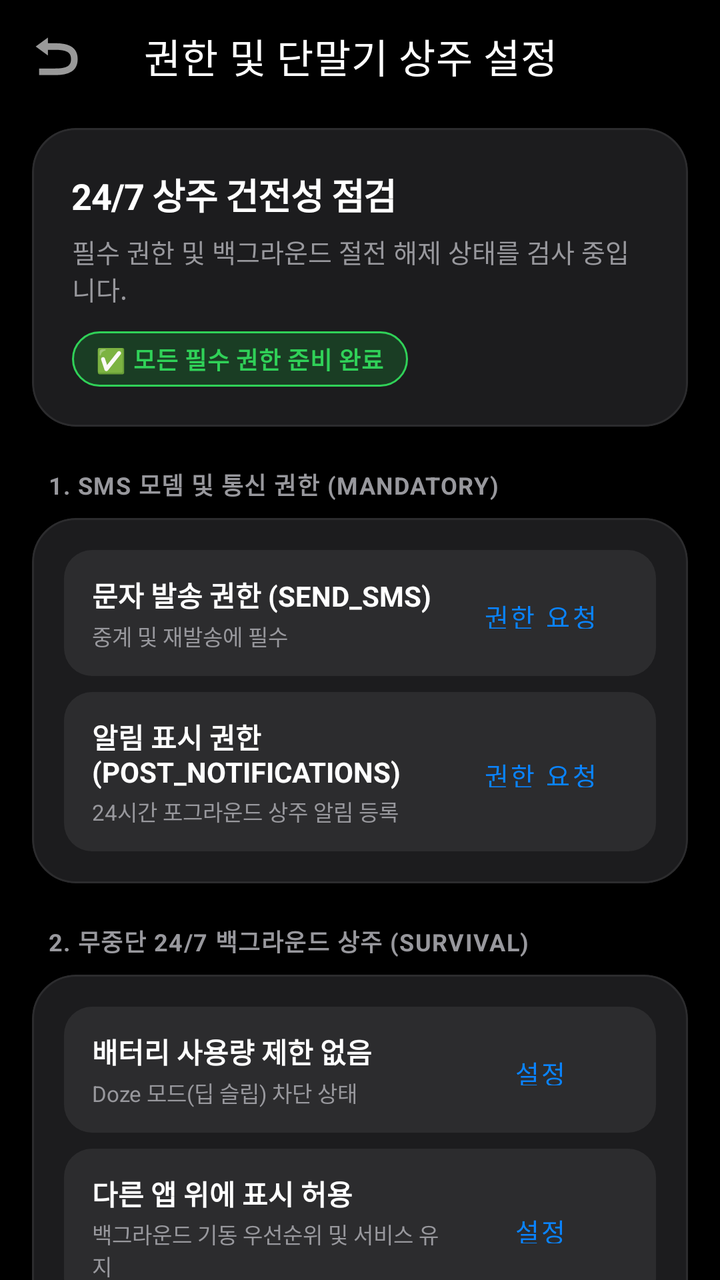
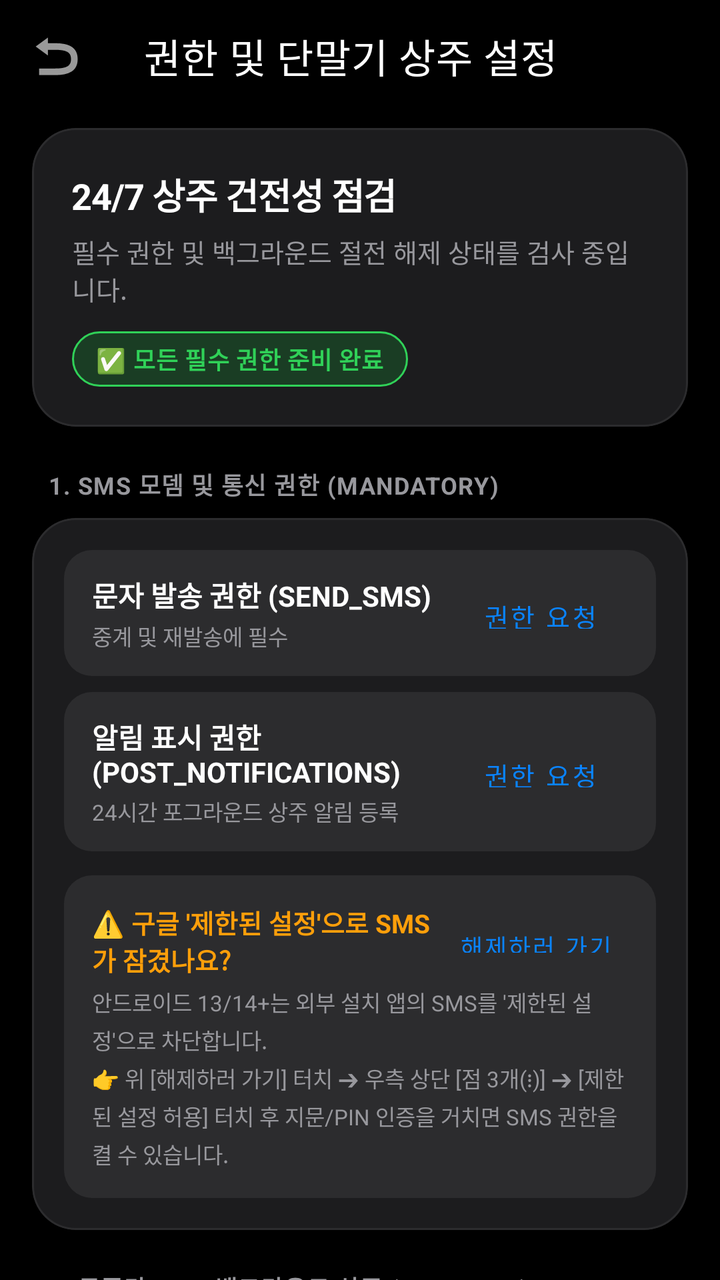

An Android layout rendered at two revisions. The XML below is the earlier revision; the diff shows what the commit changed to produce the second picture.
<!-- AndroidManifest.xml: application theme Theme.HiDormSMS -->
<!-- res/layout/activity_permissions.xml -->
<?xml version="1.0" encoding="utf-8"?>
<LinearLayout xmlns:android="http://schemas.android.com/apk/res/android"
    xmlns:app="http://schemas.android.com/apk/res-auto"
    android:layout_width="match_parent"
    android:layout_height="match_parent"
    android:background="@color/apple_black"
    android:orientation="vertical">

    
    <com.google.android.material.appbar.AppBarLayout
        android:layout_width="match_parent"
        android:layout_height="wrap_content"
        android:background="@color/apple_black"
        app:elevation="0dp">

        <com.google.android.material.appbar.MaterialToolbar
            android:id="@+id/toolbar"
            android:layout_width="match_parent"
            android:layout_height="?attr/actionBarSize"
            android:background="@color/apple_black"
            app:navigationIcon="@android:drawable/ic_menu_revert"
            app:title="권한 및 단말기 상주 설정"
            app:titleTextColor="@color/apple_label_primary" />
    </com.google.android.material.appbar.AppBarLayout>

    <androidx.core.widget.NestedScrollView
        android:layout_width="match_parent"
        android:layout_height="match_parent"
        android:clipToPadding="false"
        android:paddingBottom="36dp">

        <LinearLayout
            android:layout_width="match_parent"
            android:layout_height="wrap_content"
            android:orientation="vertical"
            android:paddingHorizontal="16dp"
            android:paddingTop="8dp">

            
            <com.google.android.material.card.MaterialCardView
                android:layout_width="match_parent"
                android:layout_height="wrap_content"
                android:layout_marginBottom="20dp"
                app:cardBackgroundColor="@color/apple_dark_card"
                app:cardCornerRadius="22dp"
                app:cardElevation="0dp"
                app:strokeColor="@color/apple_glass_stroke"
                app:strokeWidth="1dp">

                <LinearLayout
                    android:layout_width="match_parent"
                    android:layout_height="wrap_content"
                    android:orientation="vertical"
                    android:padding="20dp">

                    <TextView
                        android:layout_width="wrap_content"
                        android:layout_height="wrap_content"
                        android:letterSpacing="-0.02"
                        android:text="24/7 상주 건전성 점검"
                        android:textColor="@color/apple_label_primary"
                        android:textSize="18sp"
                        android:textStyle="bold" />

                    <TextView
                        android:id="@+id/tvHealthSummary"
                        android:layout_width="wrap_content"
                        android:layout_height="wrap_content"
                        android:layout_marginTop="6dp"
                        android:text="필수 권한 및 백그라운드 절전 해제 상태를 검사 중입니다."
                        android:textColor="@color/apple_label_secondary"
                        android:textSize="13sp" />

                    <LinearLayout
                        android:id="@+id/layoutOverallBadge"
                        android:layout_width="wrap_content"
                        android:layout_height="wrap_content"
                        android:layout_marginTop="12dp"
                        android:background="@drawable/apple_pill_green"
                        android:gravity="center_vertical"
                        android:paddingHorizontal="12dp"
                        android:paddingVertical="5dp">

                        <TextView
                            android:id="@+id/tvOverallBadgeText"
                            android:layout_width="wrap_content"
                            android:layout_height="wrap_content"
                            android:letterSpacing="0.02"
                            android:text="✅ 모든 필수 권한 준비 완료"
                            android:textColor="@color/apple_green"
                            android:textSize="12sp"
                            android:textStyle="bold" />
                    </LinearLayout>
                </LinearLayout>
            </com.google.android.material.card.MaterialCardView>

            
            <TextView
                android:layout_width="wrap_content"
                android:layout_height="wrap_content"
                android:layout_marginStart="8dp"
                android:layout_marginBottom="8dp"
                android:letterSpacing="0.04"
                android:text="1. SMS 모뎀 및 통신 권한 (MANDATORY)"
                android:textColor="@color/apple_label_secondary"
                android:textSize="12sp"
                android:textStyle="bold" />

            <com.google.android.material.card.MaterialCardView
                android:layout_width="match_parent"
                android:layout_height="wrap_content"
                android:layout_marginBottom="20dp"
                app:cardBackgroundColor="@color/apple_dark_card"
                app:cardCornerRadius="22dp"
                app:cardElevation="0dp"
                app:strokeColor="@color/apple_glass_stroke"
                app:strokeWidth="1dp">

                <LinearLayout
                    android:layout_width="match_parent"
                    android:layout_height="wrap_content"
                    android:orientation="vertical"
                    android:padding="16dp">

                    
                    <LinearLayout
                        android:layout_width="match_parent"
                        android:layout_height="wrap_content"
                        android:background="@drawable/apple_card_inner"
                        android:gravity="center_vertical"
                        android:orientation="horizontal"
                        android:paddingHorizontal="14dp"
                        android:paddingVertical="12dp">

                        <LinearLayout
                            android:layout_width="0dp"
                            android:layout_height="wrap_content"
                            android:layout_weight="1"
                            android:orientation="vertical">

                            <TextView
                                android:layout_width="wrap_content"
                                android:layout_height="wrap_content"
                                android:text="문자 발송 권한 (SEND_SMS)"
                                android:textColor="@color/apple_label_primary"
                                android:textSize="14sp"
                                android:textStyle="bold" />

                            <TextView
                                android:id="@+id/tvSendSmsStatus"
                                android:layout_width="wrap_content"
                                android:layout_height="wrap_content"
                                android:layout_marginTop="2dp"
                                android:text="중계 및 재발송에 필수"
                                android:textColor="@color/apple_label_secondary"
                                android:textSize="11sp" />
                        </LinearLayout>

                        <com.google.android.material.button.MaterialButton
                            android:id="@+id/btnGrantSms"
                            style="@style/Widget.MaterialComponents.Button.TextButton"
                            android:layout_width="wrap_content"
                            android:layout_height="36dp"
                            android:text="권한 요청"
                            android:textColor="@color/apple_blue"
                            android:textSize="13sp" />
                    </LinearLayout>

                    
                    <LinearLayout
                        android:layout_width="match_parent"
                        android:layout_height="wrap_content"
                        android:layout_marginTop="8dp"
                        android:background="@drawable/apple_card_inner"
                        android:gravity="center_vertical"
                        android:orientation="horizontal"
                        android:paddingHorizontal="14dp"
                        android:paddingVertical="12dp">

                        <LinearLayout
                            android:layout_width="0dp"
                            android:layout_height="wrap_content"
                            android:layout_weight="1"
                            android:orientation="vertical">

                            <TextView
                                android:layout_width="wrap_content"
                                android:layout_height="wrap_content"
                                android:text="알림 표시 권한 (POST_NOTIFICATIONS)"
                                android:textColor="@color/apple_label_primary"
                                android:textSize="14sp"
                                android:textStyle="bold" />

                            <TextView
                                android:id="@+id/tvNotificationStatus"
                                android:layout_width="wrap_content"
                                android:layout_height="wrap_content"
                                android:layout_marginTop="2dp"
                                android:text="24시간 포그라운드 상주 알림 등록"
                                android:textColor="@color/apple_label_secondary"
                                android:textSize="11sp" />
                        </LinearLayout>

                        <com.google.android.material.button.MaterialButton
                            android:id="@+id/btnGrantNotification"
                            style="@style/Widget.MaterialComponents.Button.TextButton"
                            android:layout_width="wrap_content"
                            android:layout_height="36dp"
                            android:text="권한 요청"
                            android:textColor="@color/apple_blue"
                            android:textSize="13sp" />
                    </LinearLayout>

                </LinearLayout>
            </com.google.android.material.card.MaterialCardView>

            
            <TextView
                android:layout_width="wrap_content"
                android:layout_height="wrap_content"
                android:layout_marginStart="8dp"
                android:layout_marginBottom="8dp"
                android:letterSpacing="0.04"
                android:text="2. 무중단 24/7 백그라운드 상주 (SURVIVAL)"
                android:textColor="@color/apple_label_secondary"
                android:textSize="12sp"
                android:textStyle="bold" />

            <com.google.android.material.card.MaterialCardView
                android:layout_width="match_parent"
                android:layout_height="wrap_content"
                android:layout_marginBottom="20dp"
                app:cardBackgroundColor="@color/apple_dark_card"
                app:cardCornerRadius="22dp"
                app:cardElevation="0dp"
                app:strokeColor="@color/apple_glass_stroke"
                app:strokeWidth="1dp">

                <LinearLayout
                    android:layout_width="match_parent"
                    android:layout_height="wrap_content"
                    android:orientation="vertical"
                    android:padding="16dp">

                    
                    <LinearLayout
                        android:layout_width="match_parent"
                        android:layout_height="wrap_content"
                        android:background="@drawable/apple_card_inner"
                        android:gravity="center_vertical"
                        android:orientation="horizontal"
                        android:paddingHorizontal="14dp"
                        android:paddingVertical="12dp">

                        <LinearLayout
                            android:layout_width="0dp"
                            android:layout_height="wrap_content"
                            android:layout_weight="1"
                            android:orientation="vertical">

                            <TextView
                                android:layout_width="wrap_content"
                                android:layout_height="wrap_content"
                                android:text="배터리 사용량 제한 없음"
                                android:textColor="@color/apple_label_primary"
                                android:textSize="14sp"
                                android:textStyle="bold" />

                            <TextView
                                android:id="@+id/tvBatteryOptDetail"
                                android:layout_width="wrap_content"
                                android:layout_height="wrap_content"
                                android:layout_marginTop="2dp"
                                android:text="Doze 모드(딥 슬립) 차단 상태"
                                android:textColor="@color/apple_label_secondary"
                                android:textSize="11sp" />
                        </LinearLayout>

                        <com.google.android.material.button.MaterialButton
                            android:id="@+id/btnBatteryOpt"
                            style="@style/Widget.MaterialComponents.Button.TextButton"
                            android:layout_width="wrap_content"
                            android:layout_height="36dp"
                            android:text="설정"
                            android:textColor="@color/apple_blue"
                            android:textSize="13sp" />
                    </LinearLayout>

                    
                    <LinearLayout
                        android:layout_width="match_parent"
                        android:layout_height="wrap_content"
                        android:layout_marginTop="8dp"
                        android:background="@drawable/apple_card_inner"
                        android:gravity="center_vertical"
                        android:orientation="horizontal"
                        android:paddingHorizontal="14dp"
                        android:paddingVertical="12dp">

                        <LinearLayout
                            android:layout_width="0dp"
                            android:layout_height="wrap_content"
                            android:layout_weight="1"
                            android:orientation="vertical">

                            <TextView
                                android:layout_width="wrap_content"
                                android:layout_height="wrap_content"
                                android:text="다른 앱 위에 표시 허용"
                                android:textColor="@color/apple_label_primary"
                                android:textSize="14sp"
                                android:textStyle="bold" />

                            <TextView
                                android:id="@+id/tvOverlayDetail"
                                android:layout_width="wrap_content"
                                android:layout_height="wrap_content"
                                android:layout_marginTop="2dp"
                                android:text="백그라운드 기동 우선순위 및 서비스 유지"
                                android:textColor="@color/apple_label_secondary"
                                android:textSize="11sp" />
                        </LinearLayout>

                        <com.google.android.material.button.MaterialButton
                            android:id="@+id/btnOverlay"
                            style="@style/Widget.MaterialComponents.Button.TextButton"
                            android:layout_width="wrap_content"
                            android:layout_height="36dp"
                            android:text="설정"
                            android:textColor="@color/apple_blue"
                            android:textSize="13sp" />
                    </LinearLayout>

                    
                    <LinearLayout
                        android:layout_width="match_parent"
                        android:layout_height="wrap_content"
                        android:layout_marginTop="8dp"
                        android:background="@drawable/apple_card_inner"
                        android:gravity="center_vertical"
                        android:orientation="horizontal"
                        android:paddingHorizontal="14dp"
                        android:paddingVertical="12dp">

                        <LinearLayout
                            android:layout_width="0dp"
                            android:layout_height="wrap_content"
                            android:layout_weight="1"
                            android:orientation="vertical">

                            <TextView
                                android:layout_width="wrap_content"
                                android:layout_height="wrap_content"
                                android:text="정확한 알람 &amp; 워치독 예약"
                                android:textColor="@color/apple_label_primary"
                                android:textSize="14sp"
                                android:textStyle="bold" />

                            <TextView
                                android:id="@+id/tvAlarmDetail"
                                android:layout_width="wrap_content"
                                android:layout_height="wrap_content"
                                android:layout_marginTop="2dp"
                                android:text="15분 주기 프로세스 자가 생존 워치독"
                                android:textColor="@color/apple_label_secondary"
                                android:textSize="11sp" />
                        </LinearLayout>

                        <com.google.android.material.button.MaterialButton
                            android:id="@+id/btnExactAlarm"
                            style="@style/Widget.MaterialComponents.Button.TextButton"
                            android:layout_width="wrap_content"
                            android:layout_height="36dp"
                            android:text="설정"
                            android:textColor="@color/apple_blue"
                            android:textSize="13sp" />
                    </LinearLayout>

                </LinearLayout>
            </com.google.android.material.card.MaterialCardView>

            
            <TextView
                android:layout_width="wrap_content"
                android:layout_height="wrap_content"
                android:layout_marginStart="8dp"
                android:layout_marginBottom="8dp"
                android:letterSpacing="0.04"
                android:text="3. 제조사(삼성 갤럭시) 특화 시스템 바로가기"
                android:textColor="@color/apple_label_secondary"
                android:textSize="12sp"
                android:textStyle="bold" />

            <com.google.android.material.card.MaterialCardView
                android:layout_width="match_parent"
                android:layout_height="wrap_content"
                android:layout_marginBottom="24dp"
                app:cardBackgroundColor="@color/apple_dark_card"
                app:cardCornerRadius="22dp"
                app:cardElevation="0dp"
                app:strokeColor="@color/apple_glass_stroke"
                app:strokeWidth="1dp">

                <LinearLayout
                    android:layout_width="match_parent"
                    android:layout_height="wrap_content"
                    android:orientation="vertical"
                    android:padding="16dp">

                    <com.google.android.material.button.MaterialButton
                        android:id="@+id/btnOpenAppDetails"
                        style="@style/Widget.MaterialComponents.Button.OutlinedButton"
                        android:layout_width="match_parent"
                        android:layout_height="50dp"
                        android:text="📱 앱 상세 정보 (절전 예외 및 모바일 데이터)"
                        android:textColor="@color/apple_label_primary"
                        app:cornerRadius="14dp"
                        app:strokeColor="@color/apple_glass_stroke" />

                    <com.google.android.material.button.MaterialButton
                        android:id="@+id/btnOpenDeveloperSettings"
                        style="@style/Widget.MaterialComponents.Button.OutlinedButton"
                        android:layout_width="match_parent"
                        android:layout_height="50dp"
                        android:layout_marginTop="8dp"
                        android:text="🔌 개발자 옵션 (충전 중 화면 켜짐 유지)"
                        android:textColor="@color/apple_label_primary"
                        app:cornerRadius="14dp"
                        app:strokeColor="@color/apple_glass_stroke" />
                </LinearLayout>
            </com.google.android.material.card.MaterialCardView>

        </LinearLayout>
    </androidx.core.widget.NestedScrollView>

</LinearLayout>
<!-- resources referenced by this layout -->
<resources>
  <color name="apple_black">#000000</color>
  <color name="apple_blue">#0A84FF</color>
  <color name="apple_dark_card">#1C1C1E</color>
  <color name="apple_glass_stroke">#2C2C2E</color>
  <color name="apple_green">#30D158</color>
  <color name="apple_label_primary">#FFFFFF</color>
  <color name="apple_label_secondary">#98989D</color>
  <!-- drawable apple_card_inner (drawable) -->
  <?xml version="1.0" encoding="utf-8"?>
  <shape xmlns:android="http://schemas.android.com/apk/res/android"
      android:shape="rectangle">
      
      <corners android:radius="14dp" />
      <solid android:color="@color/apple_dark_surface" />
  </shape>
  <!-- drawable apple_pill_green (drawable) -->
  <?xml version="1.0" encoding="utf-8"?>
  <shape xmlns:android="http://schemas.android.com/apk/res/android"
      android:shape="rectangle">
      <corners android:radius="999dp" />
      <solid android:color="@color/apple_green_subtle" />
      <stroke
          android:width="1dp"
          android:color="@color/apple_green" />
  </shape>
  <style name="Theme.HiDormSMS" parent="Theme.MaterialComponents.DayNight.NoActionBar">
          
          <item name="colorPrimary">@color/apple_blue</item>
          <item name="colorPrimaryVariant">#000000</item>
          <item name="colorOnPrimary">#FFFFFF</item>
  
          
          <item name="colorSecondary">@color/apple_green</item>
          <item name="colorOnSecondary">#000000</item>
  
          
          <item name="android:windowBackground">@color/apple_black</item>
          <item name="android:statusBarColor">@color/apple_black</item>
          <item name="android:navigationBarColor">@color/apple_black</item>
          <item name="android:windowLightStatusBar">false</item>
          <item name="android:windowLightNavigationBar" tools:targetApi="o_mr1">false</item>
  
          
          <item name="android:textColorPrimary">@color/apple_label_primary</item>
          <item name="android:textColorSecondary">@color/apple_label_secondary</item>
  
          
          <item name="alertDialogTheme">@style/Theme.HiDormSMS.Dialog</item>
      </style>
  <color name="apple_dark_surface">#2C2C2E</color>
  <color name="apple_green_subtle">#1A3D24</color>
  <style name="Theme.HiDormSMS.Dialog" parent="ThemeOverlay.MaterialComponents.Dialog.Alert">
          <item name="android:background">@color/apple_dark_card</item>
          <item name="colorSurface">@color/apple_dark_card</item>
          <item name="colorPrimary">@color/apple_blue</item>
          <item name="android:textColorPrimary">@color/apple_label_primary</item>
          <item name="android:textColorSecondary">@color/apple_label_secondary</item>
          <item name="shapeAppearanceMediumComponent">@style/ShapeAppearance.AppleDialog</item>
      </style>
  <style name="ShapeAppearance.AppleDialog" parent="ShapeAppearance.MaterialComponents.MediumComponent">
          <item name="cornerSize">22dp</item>
      </style>
</resources>

<!-- the commit's change to res/layout/activity_permissions.xml (unified diff, before → after) -->
@@ -211,6 +211,51 @@
                             android:textSize="13sp" />
                     </LinearLayout>
 
+                    
+                    <LinearLayout
+                        android:id="@+id/layoutRestrictedSettingsHelp"
+                        android:layout_width="match_parent"
+                        android:layout_height="wrap_content"
+                        android:layout_marginTop="12dp"
+                        android:background="@drawable/apple_card_inner"
+                        android:orientation="vertical"
+                        android:padding="14dp">
+
+                        <LinearLayout
+                            android:layout_width="match_parent"
+                            android:layout_height="wrap_content"
+                            android:gravity="center_vertical"
+                            android:orientation="horizontal">
+
+                            <TextView
+                                android:layout_width="0dp"
+                                android:layout_height="wrap_content"
+                                android:layout_weight="1"
+                                android:text="⚠️ 구글 '제한된 설정'으로 SMS가 잠겼나요?"
+                                android:textColor="@color/apple_orange"
+                                android:textSize="13sp"
+                                android:textStyle="bold" />
+
+                            <com.google.android.material.button.MaterialButton
+                                android:id="@+id/btnUnlockRestrictedSettings"
+                                style="@style/Widget.MaterialComponents.Button.TextButton"
+                                android:layout_width="wrap_content"
+                                android:layout_height="32dp"
+                                android:text="해제하러 가기"
+                                android:textColor="@color/apple_blue"
+                                android:textSize="12sp" />
+                        </LinearLayout>
+
+                        <TextView
+                            android:layout_width="match_parent"
+                            android:layout_height="wrap_content"
+                            android:layout_marginTop="4dp"
+                            android:lineSpacingExtra="3dp"
+                            android:text="안드로이드 13/14+는 외부 설치 앱의 SMS를 '제한된 설정'으로 차단합니다.\n👉 위 [해제하러 가기] 터치 ➔ 우측 상단 [점 3개(⋮)] ➔ [제한된 설정 허용] 터치 후 지문/PIN 인증을 거치면 SMS 권한을 켤 수 있습니다."
+                            android:textColor="@color/apple_label_secondary"
+                            android:textSize="11sp" />
+                    </LinearLayout>
+
                 </LinearLayout>
             </com.google.android.material.card.MaterialCardView>
 
<!-- resource entries referenced after the edit -->
@@ -7,6 +7,7 @@
   <color name="apple_green">#30D158</color>
   <color name="apple_label_primary">#FFFFFF</color>
   <color name="apple_label_secondary">#98989D</color>
+  <color name="apple_orange">#FF9F0A</color>
   <!-- drawable apple_card_inner (drawable) -->
   <?xml version="1.0" encoding="utf-8"?>
   <shape xmlns:android="http://schemas.android.com/apk/res/android"
